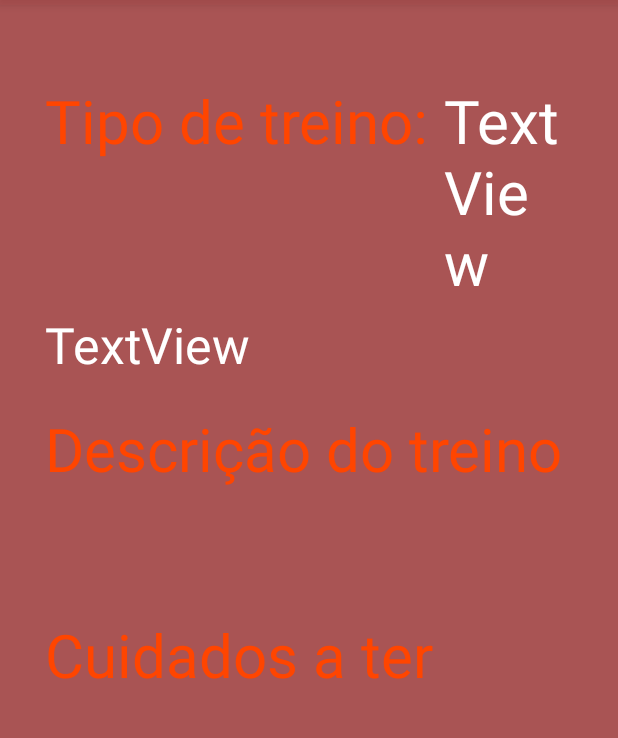
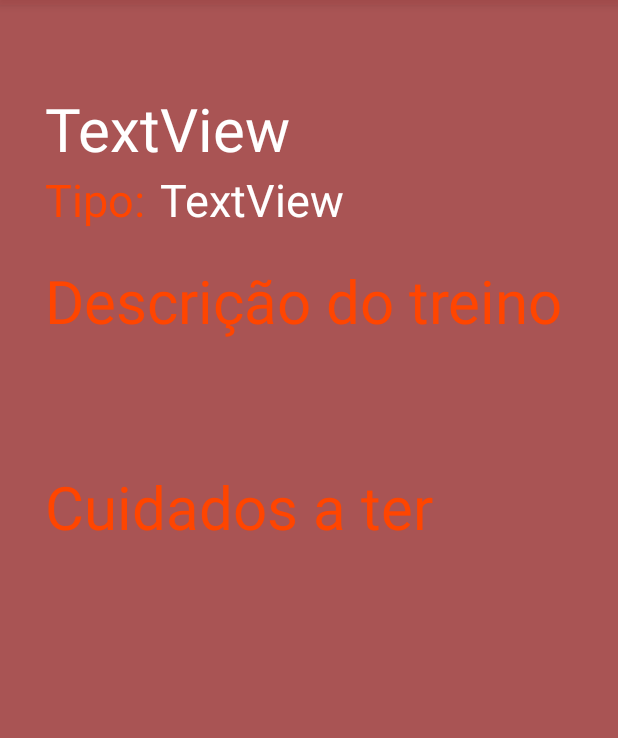
Before and after one commit to Project-Osteo/AppMobile, an Android app: the DetalhesTreinoActivity screen opened directly, with no data from a screen before it, on a phone screen of 412 x 824 dp, the part 79-817 px from its top. Run offline under Robolectric (Android 15) with nearby library versions, the phone set to English and light mode, and no system bars; our stand-ins replace Volley.

Commit message:
alteraçao detalhes consults e treino

```diff
--- a/OsteoClinic/app/src/main/java/amsi/dei/estg/ipleiria/osteoclinic/vistas/DetalhesTreinoActivity.java
+++ b/OsteoClinic/app/src/main/java/amsi/dei/estg/ipleiria/osteoclinic/vistas/DetalhesTreinoActivity.java
@@ -5,6 +5,8 @@ import androidx.appcompat.app.AppCompatActivity;
 import android.os.Bundle;
 import android.widget.TextView;
 
+
+import java.text.SimpleDateFormat;
 
 import amsi.dei.estg.ipleiria.osteoclinic.R;
 import amsi.dei.estg.ipleiria.osteoclinic.modelos.Singleton;
@@ -33,7 +35,8 @@ public class DetalhesTreinoActivity extends AppCompatActivity {
         if(treino != null){
             setTitle("Treinos");
             tvTipoTreino.setText(treino.getTipoTreino());
-            tvDataTreino.setText(treino.getDataTreino().toString());
+            SimpleDateFormat formatter = new SimpleDateFormat("yyyy-MM-dd");
+            tvDataTreino.setText(formatter.format(treino.getDataTreino()));
             tvDescricaoTreino.setText(treino.getDescricao_treino());
             tvRecomendacoesTreino.setText(treino.getObs_treino());
         }
--- a/OsteoClinic/app/src/main/res/layout/activity_detalhes_treino.xml
+++ b/OsteoClinic/app/src/main/res/layout/activity_detalhes_treino.xml
@@ -16,6 +16,16 @@
         android:layout_marginTop="20dp"
         android:orientation="vertical">
 
+        <TextView
+            android:id="@+id/tvDataTreinoDetalhe"
+            android:layout_width="match_parent"
+            android:layout_height="wrap_content"
+            android:layout_weight="1"
+            android:paddingTop="5dp"
+            android:text="TextView"
+            android:textSize="60px"
+            android:textColor="@color/colorText"/>
+
         <LinearLayout
             android:layout_width="match_parent"
             android:layout_height="wrap_content"
@@ -27,7 +37,7 @@
                 android:layout_height="wrap_content"
                 android:text="@string/tipo_treino"
                 android:textColor="@color/colorAccent"
-                android:textSize="60px"/>
+                android:textSize="45px"/>
 
             <TextView
                 android:id="@+id/tvTipoTreinoDetalhe"
@@ -35,20 +45,10 @@
                 android:layout_height="wrap_content"
                 android:paddingStart="10dp"
                 android:text="TextView"
-                android:textSize="60px"
+                android:textSize="45px"
                 android:textColor="@color/colorText"/>
 
         </LinearLayout>
-
-        <TextView
-            android:id="@+id/tvDataTreinoDetalhe"
-            android:layout_width="match_parent"
-            android:layout_height="wrap_content"
-            android:layout_weight="1"
-            android:paddingTop="5dp"
-            android:text="TextView"
-            android:textSize="50px"
-            android:textColor="@color/colorText"/>
 
     </LinearLayout>
 
--- a/OsteoClinic/app/src/main/res/values/strings.xml
+++ b/OsteoClinic/app/src/main/res/values/strings.xml
@@ -25,7 +25,7 @@
     <string name="bt_ir_treinos">Treinos</string>
     <string name="ultimo_treino">Último treino</string>
     <string name="numero_treino">N.º Treino:</string>
-    <string name="tipo_treino">Tipo de treino:</string>
+    <string name="tipo_treino">Tipo:</string>
     <string name="descricao_treino">Descrição do treino</string>
     <string name="obs_treino">Cuidados a ter</string>
 
```
Also changed, not shown: OsteoClinic/app/src/main/java/amsi/dei/estg/ipleiria/osteoclinic/vistas/DetalhesConsultaActivity.java (+5 -4 lines), OsteoClinic/app/src/main/res/layout/activity_detalhes_consulta.xml (+2 -19 lines).
